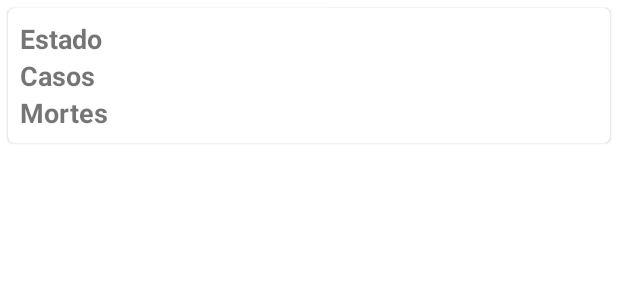
After one commit to danielcesario/Covid19Brasil, an Android app: the layout fragment_state_item.xml on its own in the app's theme, with its tools: preview values and no code run, on a phone screen of 412 x 824 dp. The commit adds this screen. Shown: the top 300 px of the screen. Run offline under Robolectric (Android 15) with nearby library versions, the phone set to English and light mode, and no system bars.

Commit message:
Add state activity

```diff
--- a/app/src/main/AndroidManifest.xml
+++ b/app/src/main/AndroidManifest.xml
@@ -18,6 +18,7 @@
                 <category android:name="android.intent.category.LAUNCHER" />
             </intent-filter>
         </activity>
+        <activity android:name=".ui.ListStatesActivity"></activity>
     </application>
 
 </manifest>
--- a/app/src/main/java/com/example/dadoscovidbrasil/services/Covid19BrazilService.kt
+++ b/app/src/main/java/com/example/dadoscovidbrasil/services/Covid19BrazilService.kt
@@ -1,6 +1,7 @@
 package com.example.dadoscovidbrasil.services
 
 import com.example.dadoscovidbrasil.models.CountrySummary
+import com.example.dadoscovidbrasil.models.StateSummary
 import kotlinx.coroutines.Deferred
 import retrofit2.Response
 import retrofit2.http.GET
@@ -9,4 +10,7 @@ import retrofit2.http.Path
 interface Covid19BrazilService {
     @GET("v1/{country}")
     fun getCountrySummary(@Path("country") country: String): Deferred<Response<CountrySummary>>
+
+    @GET("v1")
+    fun getStateSummary(): Deferred<Response<StateSummary>>
 }
--- /dev/null
+++ b/app/src/main/res/layout/fragment_state_item.xml
@@ -0,0 +1,82 @@
+<?xml version="1.0" encoding="utf-8"?>
+<com.google.android.material.card.MaterialCardView xmlns:android="http://schemas.android.com/apk/res/android"
+    xmlns:tools="http://schemas.android.com/tools"
+    android:layout_width="match_parent"
+    android:layout_height="wrap_content"
+    android:layout_margin="5dp"
+    android:maxHeight="250dp">
+
+    <androidx.constraintlayout.widget.ConstraintLayout xmlns:android="http://schemas.android.com/apk/res/android"
+        xmlns:app="http://schemas.android.com/apk/res-auto"
+        xmlns:tools="http://schemas.android.com/tools"
+        android:layout_width="match_parent"
+        android:layout_height="match_parent"
+        tools:context=".ui.MainActivity"
+        android:padding="8dp">
+
+        <TextView
+            android:id="@+id/state_label"
+            android:layout_width="wrap_content"
+            android:layout_height="wrap_content"
+            android:text="@string/state_label"
+            app:layout_constraintStart_toStartOf="parent"
+            app:layout_constraintTop_toTopOf="parent"
+            android:textStyle="bold"
+            android:textSize="@dimen/card_text" />
+
+        <TextView
+            android:id="@+id/state_value"
+            android:layout_width="200dp"
+            android:layout_height="wrap_content"
+            android:text=""
+            app:layout_constraintStart_toEndOf="@id/state_label"
+            app:layout_constraintTop_toTopOf="parent"
+            android:layout_marginStart="4dp"
+            android:textSize="@dimen/card_text" />
+
+        <TextView
+            android:id="@+id/cases_label"
+            android:layout_width="wrap_content"
+            android:layout_height="wrap_content"
+            android:text="@string/cases_label"
+            app:layout_constraintStart_toStartOf="parent"
+            app:layout_constraintStart_toEndOf="@id/state_label"
+            app:layout_constraintTop_toBottomOf="@id/state_label"
+            android:textStyle="bold"
+            android:textSize="@dimen/card_text" />
+
+        <TextView
+            android:id="@+id/cases_value"
+            android:layout_width="200dp"
+            android:layout_height="wrap_content"
+            android:text=""
+            app:layout_constraintStart_toEndOf="@id/cases_label"
+            app:layout_constraintTop_toTopOf="@id/cases_label"
+            android:layout_marginStart="4dp"
+            android:textSize="@dimen/card_text" />
+
+        <TextView
+            android:id="@+id/deaths_label"
+            android:layout_width="wrap_content"
+            android:layout_height="wrap_content"
+            android:text="@string/deaths_label"
+            app:layout_constraintStart_toStartOf="parent"
+            app:layout_constraintStart_toEndOf="@id/cases_label"
+            app:layout_constraintTop_toBottomOf="@id/cases_label"
+            android:textStyle="bold"
+            android:textSize="@dimen/card_text" />
+
+        <TextView
+            android:id="@+id/deaths_value"
+            android:layout_width="200dp"
+            android:layout_height="wrap_content"
+            android:text=""
+            app:layout_constraintStart_toEndOf="@id/deaths_label"
+            app:layout_constraintTop_toTopOf="@id/deaths_label"
+            android:layout_marginStart="4dp"
+            android:textSize="@dimen/card_text" />
+
+    </androidx.constraintlayout.widget.ConstraintLayout>
+
+
+</com.google.android.material.card.MaterialCardView>
--- a/app/src/main/res/values/strings.xml
+++ b/app/src/main/res/values/strings.xml
@@ -5,4 +5,6 @@
     <string name="confirmed_label">Confirmados</string>
     <string name="deaths_label">Mortes</string>
     <string name="recovered_label">Recuperados</string>
+    <string name="state_label">Estado</string>
+    <string name="state_value_formated">%1$s - %2$s</string>
 </resources>
```
Also changed, not shown: app/src/main/java/com/example/dadoscovidbrasil/adapters/ListStateAdapter.kt (added, +39 -0 lines), app/src/main/java/com/example/dadoscovidbrasil/models/StateSummary.kt (added, +18 -0 lines), app/src/main/java/com/example/dadoscovidbrasil/ui/ListStatesActivity.kt (added, +34 -0 lines), app/src/main/java/com/example/dadoscovidbrasil/usecases/GetStateSummary.kt (added, +33 -0 lines), app/src/main/res/layout/activity_list_states.xml (added, +17 -0 lines), 1 other file.
